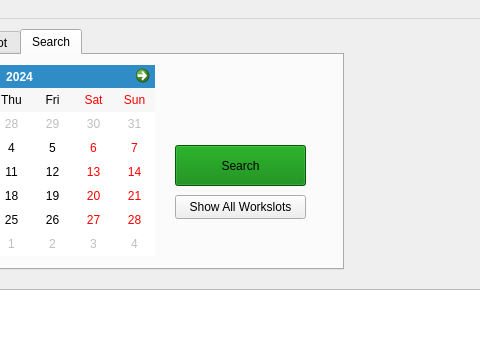
Qt form QtCafeWorkforceManager/CafeOwnerWindow.ui (wreathe-unreal/CSIT314-Project) before a commit; both pictures show x 207 to 687 and y 0 to 342 of the 857 by 600 pixel window.
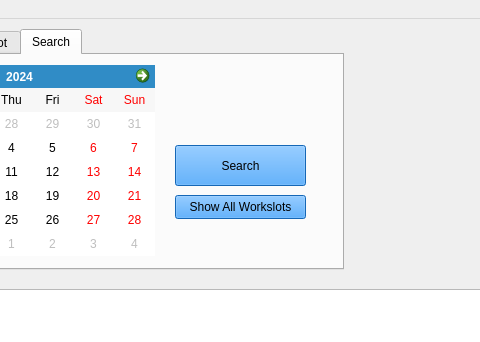
The same form after that commit. The open tabs and pages were chosen to show the change. Icons and pictures are not drawn.

The edit to the form file:
```diff
--- a/QtCafeWorkforceManager/CafeOwnerWindow.ui
+++ b/QtCafeWorkforceManager/CafeOwnerWindow.ui
@@ -262,7 +262,8 @@
        </rect>
       </property>
       <property name="styleSheet">
-       <string notr="true">background-color: green;</string>
+       <string notr="true">background-color: dodgerblue;
+color: black;</string>
       </property>
       <property name="text">
        <string>Search</string>
@@ -287,6 +288,10 @@
         <height>24</height>
        </rect>
       </property>
+      <property name="styleSheet">
+       <string notr="true">background-color: dodgerblue;
+color: black;</string>
+      </property>
       <property name="text">
        <string>Show All Workslots</string>
       </property>
```
